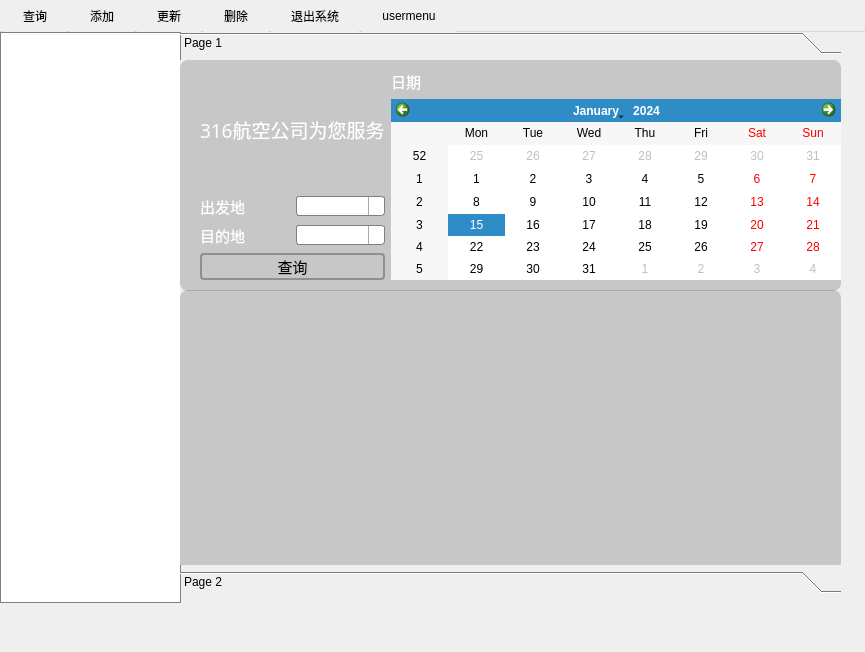
Greenhandyanjx/316new_flight, file MainWindow/flightmanager.ui: the form before one commit.
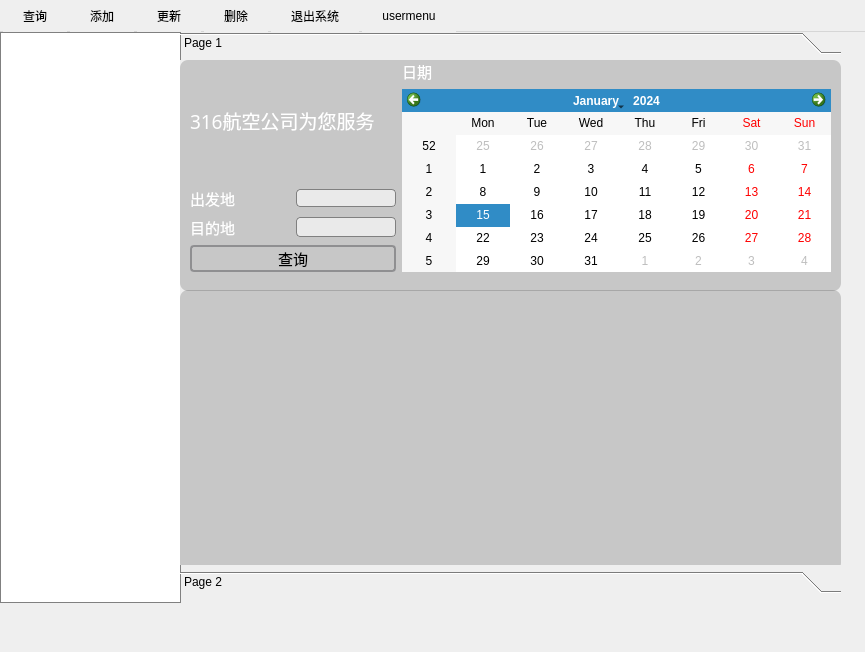
The form after the commit. The open tabs and pages were chosen to show the change. Icons and pictures are not drawn.

Commit message: 查询界面调整

```diff
--- a/MainWindow/flightmanager.ui
+++ b/MainWindow/flightmanager.ui
@@ -353,10 +353,10 @@
             <widget class="QWidget" name="layoutWidget">
              <property name="geometry">
               <rect>
-               <x>20</x>
-               <y>10</y>
+               <x>10</x>
+               <y>0</y>
                <width>641</width>
-               <height>210</height>
+               <height>212</height>
               </rect>
              </property>
              <layout class="QHBoxLayout" name="horizontalLayout_3">
@@ -383,13 +383,15 @@
                  </widget>
                 </item>
                 <item>
-                 <layout class="QVBoxLayout" name="verticalLayout_3">
-                  <item>
-                   <layout class="QVBoxLayout" name="verticalLayout_2">
-                    <item>
                      <layout class="QHBoxLayout" name="horizontalLayout_2">
                       <item>
                        <widget class="QLabel" name="label_3">
+                    <property name="maximumSize">
+                     <size>
+                      <width>100</width>
+                      <height>16777215</height>
+                     </size>
+                    </property>
                         <property name="font">
                          <font>
                           <family>华文楷体</family>
@@ -409,7 +411,14 @@
                        </widget>
                       </item>
                       <item>
-                       <widget class="QComboBox" name="comboBox_2"/>
+                   <widget class="QLineEdit" name="lineEdit">
+                    <property name="maximumSize">
+                     <size>
+                      <width>100</width>
+                      <height>16777215</height>
+                     </size>
+                    </property>
+                   </widget>
                       </item>
                      </layout>
                     </item>
@@ -417,6 +426,12 @@
                      <layout class="QHBoxLayout" name="horizontalLayout">
                       <item>
                        <widget class="QLabel" name="label_2">
+                    <property name="maximumSize">
+                     <size>
+                      <width>100</width>
+                      <height>16777215</height>
+                     </size>
+                    </property>
                         <property name="font">
                          <font>
                           <family>华文楷体</family>
@@ -436,11 +451,14 @@
                        </widget>
                       </item>
                       <item>
-                       <widget class="QComboBox" name="comboBox"/>
-                      </item>
-                     </layout>
-                    </item>
-                   </layout>
+                   <widget class="QLineEdit" name="lineEdit_2">
+                    <property name="maximumSize">
+                     <size>
+                      <width>100</width>
+                      <height>20</height>
+                     </size>
+                    </property>
+                   </widget>
                   </item>
                  </layout>
                 </item>
@@ -461,6 +479,12 @@
               </item>
               <item>
                <layout class="QVBoxLayout" name="verticalLayout">
+                <property name="spacing">
+                 <number>6</number>
+                </property>
+                <property name="leftMargin">
+                 <number>0</number>
+                </property>
                 <item>
                  <widget class="QLabel" name="label">
                   <property name="font">
```
Left out of the diff: 6 changed lines with no effect on the pictures. Lines whose indentation alone changed are shown as unchanged.
